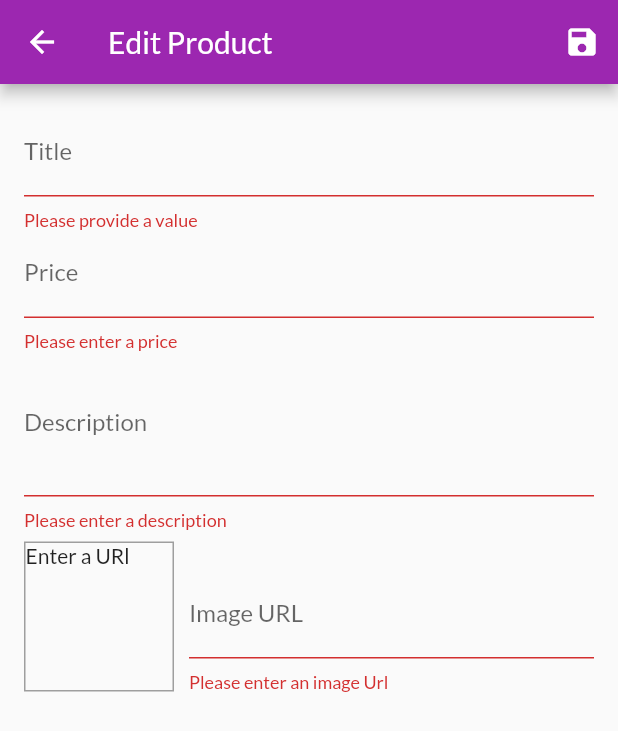
After one commit to GektorAdonis/shop_app, a Flutter app: the EditProductScreen screen opened by its route, after a tap on the "save" icon, on a phone screen of 412 x 824 dp. The commit adds this screen. Shown: the top 731 px of the screen. Run offline on Flutter 3.47's test engine with Material 2 defaults, Android fonts, the phone set to English and light mode, and no system bars; network calls fail.

Commit message:
User inputs added

```diff
--- a/lib/main.dart
+++ b/lib/main.dart
@@ -4,10 +4,12 @@ import 'package:shop_app/providers/cart.dart';
 import 'package:shop_app/providers/orders.dart';
 import 'package:shop_app/providers/products.dart';
 import 'package:shop_app/screens/cart_screen.dart';
+import 'package:shop_app/screens/edit_product_screen.dart';
 import 'package:shop_app/screens/orders_screen.dart';
 
 import 'package:shop_app/screens/product_detail_screen.dart';
 import 'package:shop_app/screens/products_overview_screen.dart';
+import 'package:shop_app/screens/user_products_screen.dart';
 
 void main() => runApp(MyApp());
 
@@ -42,6 +44,8 @@ class MyApp extends StatelessWidget {
           ProductDetailScreen.routeName: (ctx) => ProductDetailScreen(),
           CartScreen.routeName: (ctx) => CartScreen(),
           OrdersScreen.routeName: (ctx) => OrdersScreen(),
+          UserProductsScreen.routeName: (ctx) => UserProductsScreen(),
+          EditProductScreen.routeName: (ctx) => EditProductScreen(),
         },
       ),
     );
--- a/lib/providers/products.dart
+++ b/lib/providers/products.dart
@@ -51,8 +51,28 @@ class Products with ChangeNotifier {
     return _items.where((prodItem) => prodItem.isFavorite).toList();
   }
 
-  void addProduct() {
-    //_items.add(value);
+  void addProduct(Product product) {
+    final newProduct = Product(
+      id: DateTime.now().toString(),
+      title: product.title,
+      description: product.description,
+      price: product.price,
+      imageUrl: product.imageUrl,
+    );
+    _items.add(newProduct);
+    notifyListeners();
+  }
+
+  void updateProduct(String id, Product newProduct) {
+    final prodIndex = _items.indexWhere((prod) => prod.id == id);
+    if (prodIndex >= 0) {
+      _items[prodIndex] = newProduct;
+      notifyListeners();
+    }
+  }
+
+  void deleteProduct(String id) {
+    _items.removeWhere((prod) => prod.id == id);
     notifyListeners();
   }
 
--- /dev/null
+++ b/lib/screens/edit_product_screen.dart
@@ -0,0 +1,268 @@
+import 'package:flutter/material.dart';
+import 'package:provider/provider.dart';
+import 'package:shop_app/providers/product.dart';
+import 'package:shop_app/providers/products.dart';
+
+class EditProductScreen extends StatefulWidget {
+  static const routeName = '/edit-products';
+  @override
+  _EditProductScreenState createState() => _EditProductScreenState();
+}
+
+class _EditProductScreenState extends State<EditProductScreen> {
+  final _priceFocusNode = FocusNode();
+  final _descriptionFocusNode = FocusNode();
+  final _imageUrlController = TextEditingController();
+  final _imageUrlFocusNode = FocusNode();
+  final _form = GlobalKey<FormState>();
+  var _editedProduct =
+      Product(id: '', title: '', description: '', price: 0.0, imageUrl: '');
+  var _initValues = {
+    'title': '',
+    'description': '',
+    'price': '',
+    'imageUrl': '',
+  };
+  var _isInit = true;
+
+  @override
+  void initState() {
+    // TODO: implement initState
+    _imageUrlFocusNode.addListener(_updateImageUrl);
+    super.initState();
+  }
+
+  @override
+  void didChangeDependencies() {
+    // TODO: implement didChangeDependencies
+    if (_isInit) {
+      final productId = ModalRoute.of(context)!.settings.arguments as String?;
+      if (productId != null) {
+        _editedProduct =
+            Provider.of<Products>(context, listen: false).findById(productId);
+        _initValues = {
+          'title': _editedProduct.title,
+          'description': _editedProduct.description,
+          'price': _editedProduct.price.toString(),
+          // 'imageUrl': _editedProduct.imageUrl,
+          'imageUrl': '',
+        };
+        _imageUrlController.text = _editedProduct.imageUrl;
+      }
+    }
+    _isInit = false;
+    super.didChangeDependencies();
+  }
+
+  @override
+  void dispose() {
+    // TODO: implement dispose
+    _imageUrlFocusNode.removeListener(_updateImageUrl);
+    _priceFocusNode.dispose();
+    _descriptionFocusNode.dispose();
+    _imageUrlController.dispose();
+    //_imageUrlFocusNode.dispose();
+    super.dispose();
+  }
+
+  void _updateImageUrl() {
+    if (!_imageUrlFocusNode.hasFocus) {
+      if ((!_imageUrlController.text.startsWith('htpp') &&
+              !_imageUrlController.text.startsWith('https')) ||
+          (!_imageUrlController.text.endsWith('.png') &&
+              !_imageUrlController.text.endsWith('.jpg') &&
+              !_imageUrlController.text.endsWith('.jpeg'))) {
+        return;
+      }
+      setState(() {});
+    }
+  }
+
+  void _saveForm() {
+    final isValid = _form.currentState!.validate();
+    if (!isValid) {
+      return;
+    }
+    _form.currentState!.save();
+    if (_editedProduct.id.isNotEmpty) {
+      Provider.of<Products>(context, listen: false)
+          .updateProduct(_editedProduct.id, _editedProduct);
+    } else {
+      Provider.of<Products>(context, listen: false).addProduct(_editedProduct);
+    }
+
+    Navigator.of(context).pop();
+  }
+
+  @override
+  Widget build(BuildContext context) {
+    return Scaffold(
+      appBar: AppBar(
+        title: const Text(
+          'Edit Product',
+        ),
+        actions: [
+          IconButton(
+            onPressed: _saveForm,
+            icon: const Icon(Icons.save),
+          ),
+        ],
+      ),
+      body: Padding(
+        padding: const EdgeInsets.all(16.0),
+        child: Form(
+          key: _form,
+          child: ListView(
+            children: [
+              TextFormField(
+                initialValue: _initValues['title'],
+                decoration: const InputDecoration(
+                  labelText: 'Title',
+                ),
+                textInputAction: TextInputAction.next,
+                onFieldSubmitted: (_) =>
+                    FocusScope.of(context).requestFocus(_priceFocusNode),
+                onSaved: (value) {
+                  _editedProduct = Product(
+                    id: _editedProduct.id,
+                    title: value!,
+                    description: _editedProduct.description,
+                    price: _editedProduct.price,
+                    imageUrl: _editedProduct.imageUrl,
+                    isFavorite: _editedProduct.isFavorite,
+                  );
+                },
+                validator: (value) {
+                  if (value!.isEmpty) {
+                    return 'Please provide a value';
+                  }
+                  return null;
+                },
+              ),
+              TextFormField(
+                initialValue: _initValues['price'],
+                decoration: const InputDecoration(
+                  labelText: 'Price',
+                ),
+                textInputAction: TextInputAction.next,
+                keyboardType: TextInputType.number,
+                focusNode: _priceFocusNode,
+                onFieldSubmitted: (_) =>
+                    FocusScope.of(context).requestFocus(_descriptionFocusNode),
+                onSaved: (value) {
+                  _editedProduct = Product(
+                    id: _editedProduct.id,
+                    title: _editedProduct.title,
+                    description: _editedProduct.description,
+                    price: double.parse(value!),
+                    imageUrl: _editedProduct.imageUrl,
+                    isFavorite: _editedProduct.isFavorite,
+                  );
+                },
+                validator: (value) {
+                  if (value!.isEmpty) {
+                    return 'Please enter a price';
+                  }
+                  if (double.tryParse(value) == null) {
+                    return 'Please enter a valid number';
+                  }
+                  if (double.parse(value) <= 0) {
+                    return 'Please enter number greater than zero';
+                  }
+                  return null;
+                },
+              ),
+              TextFormField(
+                initialValue: _initValues['description'],
+                decoration: const InputDecoration(
+                  labelText: 'Description',
+                ),
+                maxLines: 3,
+                keyboardType: TextInputType.multiline,
+                onSaved: (value) {
+                  _editedProduct = Product(
+                      id: _editedProduct.id,
+                      title: _editedProduct.title,
+                      description: value!,
+                      price: _editedProduct.price,
+                      imageUrl: _editedProduct.imageUrl,
+                      isFavorite: _editedProduct.isFavorite);
+                },
+                validator: (value) {
+                  if (value!.isEmpty) {
+                    return 'Please enter a description';
+                  }
+                  if (value.length < 10) {
+                    return 'Should be at least 10 characters long';
+                  }
+                  return null;
+                },
+              ),
+              Row(
+                crossAxisAlignment: CrossAxisAlignment.end,
+                children: [
+                  Container(
+                    width: 100,
+                    height: 100,
+                    margin: const EdgeInsets.only(
+                      top: 8,
+                      right: 10,
+                    ),
+                    decoration: BoxDecoration(
+                        border: Border.all(width: 1, color: Colors.grey)),
+                    child: _imageUrlController.text.isEmpty
+                        ? const Text('Enter a URl')
+                        : FittedBox(
+                            child: Image.network(_imageUrlController.text),
+                            fit: BoxFit.cover,
+                          ),
+                  ),
+                  Expanded(
+                    child: TextFormField(
+                      //initialValue: _initValues['imageUrl'],
+                      decoration: const InputDecoration(
+                        labelText: 'Image URL',
+                      ),
+                      keyboardType: TextInputType.url,
+                      textInputAction: TextInputAction.done,
+                      controller: _imageUrlController,
+                      focusNode: _imageUrlFocusNode,
+                      onFieldSubmitted: (_) {
+                        _saveForm();
+                      },
+                      onSaved: (value) {
+                        _editedProduct = Product(
+                          id: _editedProduct.id,
+                          title: _editedProduct.title,
+                          description: _editedProduct.description,
+                          price: _editedProduct.price,
+                          imageUrl: value!,
+                          isFavorite: _editedProduct.isFavorite,
+                        );
+                      },
+                      validator: (value) {
+                        if (value!.isEmpty) {
+                          return 'Please enter an image Url';
+                        }
+                        if (!value.startsWith('htpp') &&
+                            !value.startsWith('https')) {
+                          return 'Please enter a valid image URL';
+                        }
+                        if (!value.endsWith('.png') &&
+                            !value.endsWith('.jpg') &&
+                            !value.endsWith('.jpeg')) {
+                          return 'Please enter a valid image URL';
+                        }
+                        return null;
+                      },
+                    ),
+                  ),
+                ],
+              )
+            ],
+          ),
+        ),
+      ),
+    );
+  }
+}
--- a/lib/widgets/app_drawer.dart
+++ b/lib/widgets/app_drawer.dart
@@ -1,5 +1,6 @@
 import 'package:flutter/material.dart';
 import 'package:shop_app/screens/orders_screen.dart';
+import 'package:shop_app/screens/user_products_screen.dart';
 
 class AppDrawer extends StatelessWidget {
   @override
@@ -27,7 +28,17 @@ class AppDrawer extends StatelessWidget {
               Navigator.of(context)
                   .pushReplacementNamed(OrdersScreen.routeName);
             },
-          )
+          ),
+          const Divider(),
+          ListTile(
+              leading: const Icon(Icons.edit),
+              title: const Text(
+                'Manage Products',
+              ),
+              onTap: () {
+                Navigator.of(context)
+                    .pushReplacementNamed(UserProductsScreen.routeName);
+              }),
         ],
       ),
     );
```
Also changed, not shown: lib/providers/cart.dart (+19 -0 lines), lib/screens/user_products_screen.dart (added, +46 -0 lines), lib/widgets/cart_item.dart (+31 -0 lines), lib/widgets/product_item.dart (+14 -0 lines), lib/widgets/user_product_item.dart (added, +44 -0 lines).
